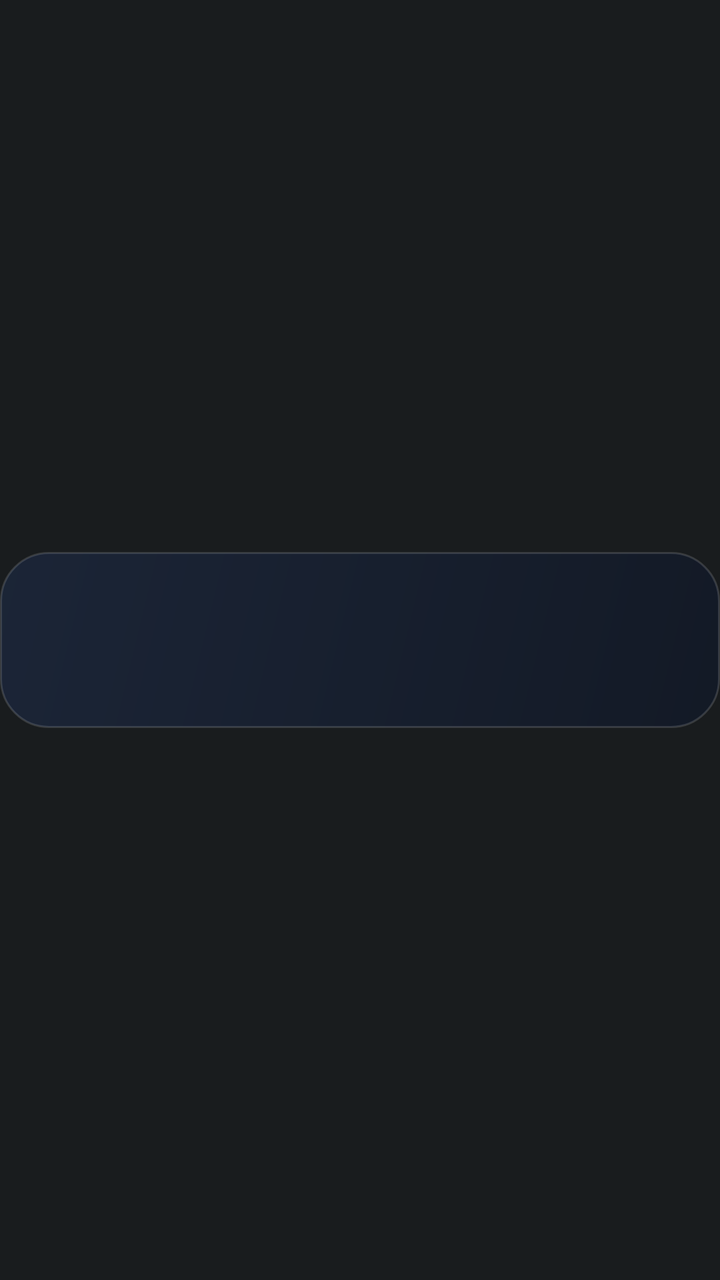
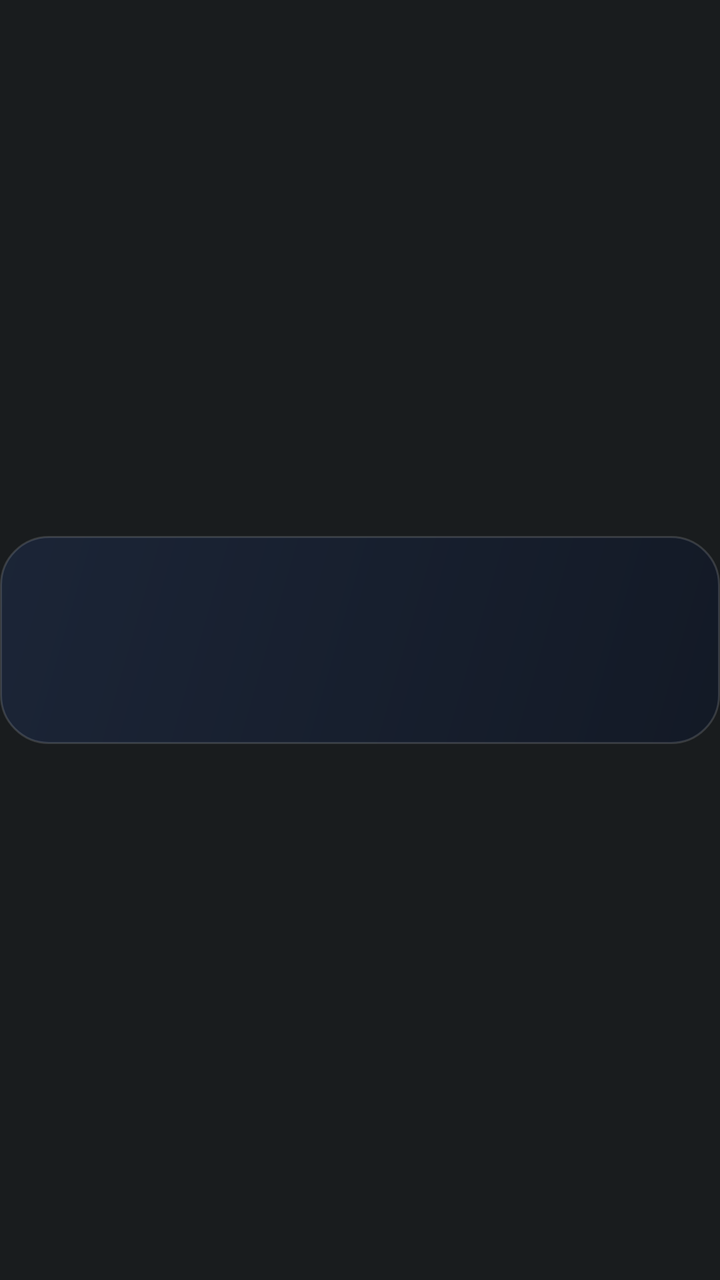

Compare the two renders of this Android layout. The source of the first and the diff that turns it into the second are given below.
<!-- AndroidManifest.xml: application theme Theme.AtAGlancePlus -->
<!-- res/layout/card_chips.xml -->
<?xml version="1.0" encoding="utf-8"?>
<FrameLayout xmlns:android="http://schemas.android.com/apk/res/android"
    android:id="@+id/card_root"
    style="@style/AagCardRoot">

    <LinearLayout
        android:id="@+id/card_body"
        style="@style/AagCardBody"
        android:background="@drawable/card_bg_weather_cloudy"
        android:gravity="center_vertical"
        android:orientation="vertical">

        <LinearLayout
            android:id="@+id/complications"
            android:layout_width="match_parent"
            android:layout_height="34dp"
            android:gravity="bottom|start"
            android:orientation="horizontal" />

        <LinearLayout
            android:id="@+id/complications_2"
            android:layout_width="match_parent"
            android:layout_height="34dp"
            android:gravity="bottom|start"
            android:orientation="horizontal" />
    </LinearLayout>
</FrameLayout>
<!-- resources referenced by this layout -->
<resources>
  <!-- drawable card_bg_weather_cloudy (drawable) -->
  <?xml version="1.0" encoding="utf-8"?>
  <shape xmlns:android="http://schemas.android.com/apk/res/android" android:shape="rectangle">
      <gradient android:angle="315" android:startColor="#F01B2538" android:endColor="#F0121926" android:type="linear" />
      <stroke android:width="1dp" android:color="#24FFFFFF" />
      <corners android:radius="24dp" />
  </shape>
  <style name="AagCardBody">
          <item name="android:layout_width">match_parent</item>
          <item name="android:layout_height">@dimen/card_body_height</item>
          <item name="android:layout_gravity">center_vertical</item>
          <item name="android:paddingStart">16dp</item>
          <item name="android:paddingEnd">18dp</item>
      </style>
  <style name="AagCardRoot">
          <item name="android:layout_width">match_parent</item>
          <item name="android:layout_height">88dp</item>
          <item name="android:clipChildren">false</item>
          <item name="android:clipToPadding">false</item>
      </style>
  <style name="Theme.AtAGlancePlus" parent="android:Theme.DeviceDefault.NoActionBar">
          <item name="android:windowLightStatusBar">false</item>
      </style>
  <dimen name="card_body_height">88dp</dimen>
</resources>

<!-- the commit's change to res/layout/card_chips.xml (unified diff, before → after) -->
@@ -13,14 +13,14 @@
         <LinearLayout
             android:id="@+id/complications"
             android:layout_width="match_parent"
-            android:layout_height="34dp"
+            android:layout_height="38dp"
             android:gravity="bottom|start"
             android:orientation="horizontal" />
 
         <LinearLayout
             android:id="@+id/complications_2"
             android:layout_width="match_parent"
-            android:layout_height="34dp"
+            android:layout_height="38dp"
             android:gravity="bottom|start"
             android:orientation="horizontal" />
     </LinearLayout>
<!-- resource entries referenced after the edit -->
@@ -16,13 +16,13 @@
       </style>
   <style name="AagCardRoot">
           <item name="android:layout_width">match_parent</item>
-          <item name="android:layout_height">88dp</item>
+          <item name="android:layout_height">@dimen/card_body_height</item>
           <item name="android:clipChildren">false</item>
           <item name="android:clipToPadding">false</item>
       </style>
   <style name="Theme.AtAGlancePlus" parent="android:Theme.DeviceDefault.NoActionBar">
           <item name="android:windowLightStatusBar">false</item>
       </style>
-  <dimen name="card_body_height">88dp</dimen>
+  <dimen name="card_body_height">104dp</dimen>
 </resources>
 
